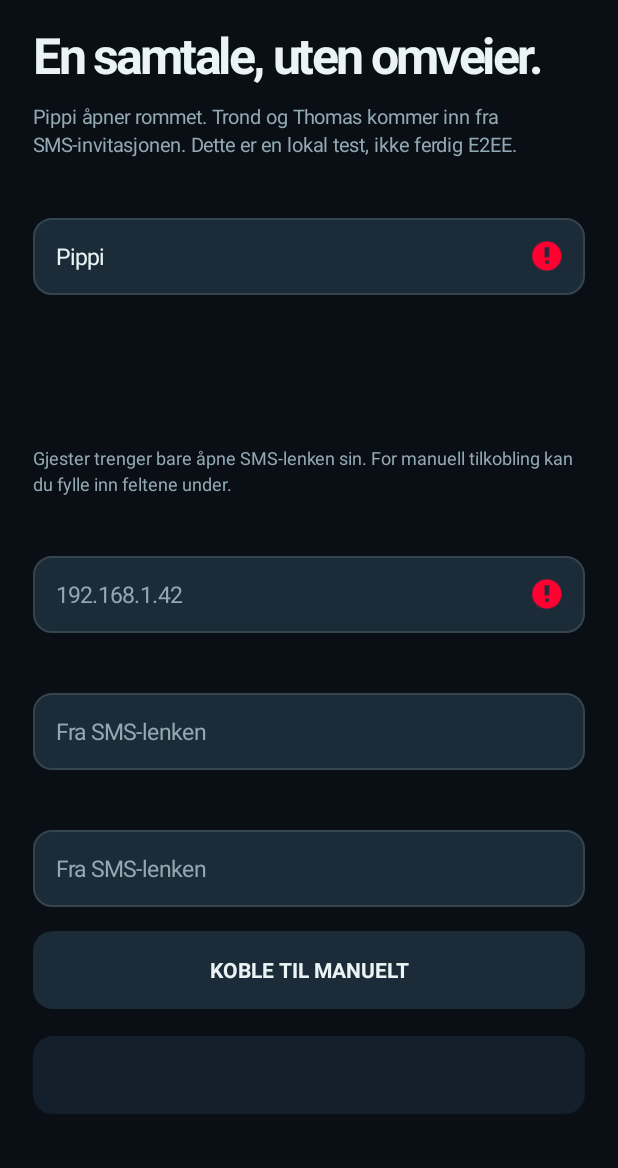
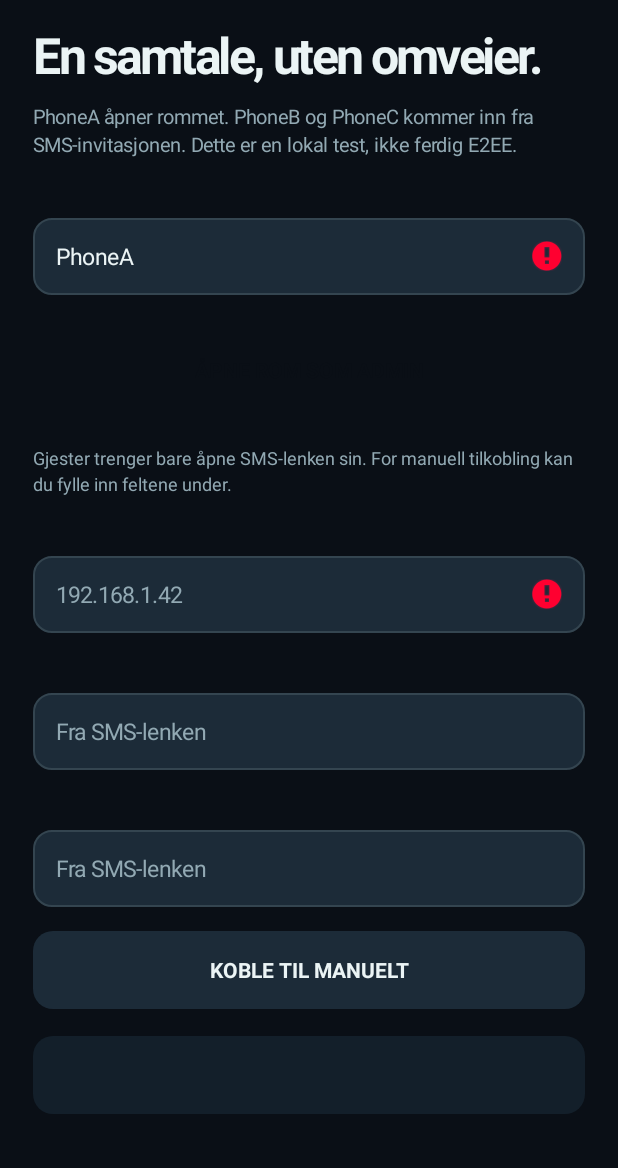
Before and after one commit to bspippi1337/blckchat, an Android app: the screen it shows after launch (MainActivity), after a tap on "KOBLE TIL MANUELT", on a phone screen of 412 x 824 dp, the part 68-1236 px from its top. Run offline under Robolectric (Android 15) with nearby library versions, the phone set to English and light mode, and no system bars; network calls fail; 2 statements that could not run were skipped; 1 other tap on this screen came first.

Commit message:
privacy: replace real test names with neutral device-role aliases

```diff
--- a/android/src/main/java/com/blckswan/blckchat/MainActivity.java
+++ b/android/src/main/java/com/blckswan/blckchat/MainActivity.java
@@ -56,7 +56,7 @@ public final class MainActivity extends Activity implements LanChat.Events {
     private EditText composer;
     private LanChat chat;
     private boolean admin;
-    private String myName="Pippi";
+    private String myName="PhoneA";
     private String pendingHost="", pendingId="", pendingKey="";
     private String latestInvite="";
 
@@ -200,14 +200,14 @@ public final class MainActivity extends Activity implements LanChat.Events {
         boolean invited=!pendingHost.isEmpty() && !pendingId.isEmpty() && !pendingKey.isEmpty();
         if (invited) {
             header("BLCKCHAT / INVITASJON","Velkommen!",
-                "Pippi har invitert deg til The Workshop. Skriv navnet ditt og trykk Bli med. Du trenger ingen konto.");
-            nameField=field("HVA HETER DU?","Trond eller Thomas","");
+                "PhoneA har invitert deg til The Workshop. Skriv navnet ditt og trykk Bli med. Du trenger ingen konto.");
+            nameField=field("HVA HETER DU?","PhoneB eller PhoneC","");
             addButton(button("BLI MED I SAMTALEN",accent,BG,v->startJoining()),24);
             note("Begge telefonene må være på samme Wi-Fi eller Pippis hotspot. Invitasjonen kan bare brukes én gang, og varer i 10 minutter.",24);
         } else {
             header("BLCKCHAT / INTERN ALFA","En samtale, uten omveier.",
-                "Pippi åpner rommet. Trond og Thomas kommer inn fra SMS-invitasjonen. Dette er en lokal test, ikke ferdig E2EE.");
-            nameField=field("VISNINGSNAVN","Pippi","Pippi");
+                "PhoneA åpner rommet. PhoneB og PhoneC kommer inn fra SMS-invitasjonen. Dette er en lokal test, ikke ferdig E2EE.");
+            nameField=field("VISNINGSNAVN","PhoneA","PhoneA");
             addButton(button("ÅPNE ROM SOM ADMIN",accent,BG,v->startHosting()),24);
             note("Gjester trenger bare åpne SMS-lenken sin. For manuell tilkobling kan du fylle inn feltene under.",24);
             hostField=field("VERTENS WI-FI-ADRESSE","192.168.1.42","");
@@ -253,7 +253,7 @@ public final class MainActivity extends Activity implements LanChat.Events {
         }
         if (!host.matches("[0-9.]{7,15}") || !id.matches("[A-Za-z0-9_-]{16,64}") ||
             !key.matches("[A-Za-z0-9_-]{40,64}")) {
-            if (invited) nameField.setError("Ugyldig invitasjon. Be Pippi om en ny SMS.");
+            if (invited) nameField.setError("Ugyldig invitasjon. Be PhoneA om en ny SMS.");
             else hostField.setError("Åpne hele invitasjonslenken eller fyll inn feltene.");
             return;
         }
@@ -341,7 +341,7 @@ public final class MainActivity extends Activity implements LanChat.Events {
             latestInvite=invite.asUri();
             String page="https://bspippi1337.github.io/blckchat/join.html#lan="
                 +invite.host+"~"+invite.id+"~"+invite.key;
-            String message="Hei! Pippi inviterer deg til BLCKCHAT-testen. "+
+            String message="Hei! PhoneA inviterer deg til BLCKCHAT-testen. "+
                 "1) Åpne lenken og installer appen. "+
                 "2) Åpne samme SMS-lenke igjen og trykk «Åpne BLCKCHAT». "+
                 "Bruk samme Wi-Fi. Lenken varer i 10 minutter. "+page;
```
